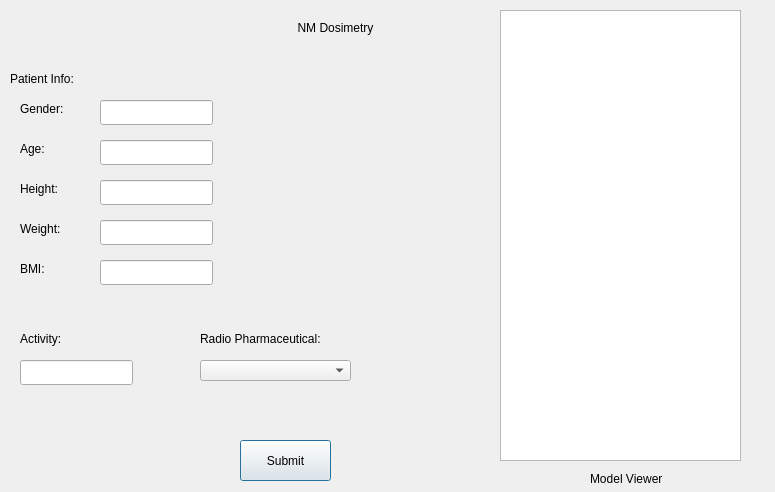
The window that forms/NMDosimetry.ui (Afrodith/Error-Dosi) describes before a commit, drawn with Qt 5.
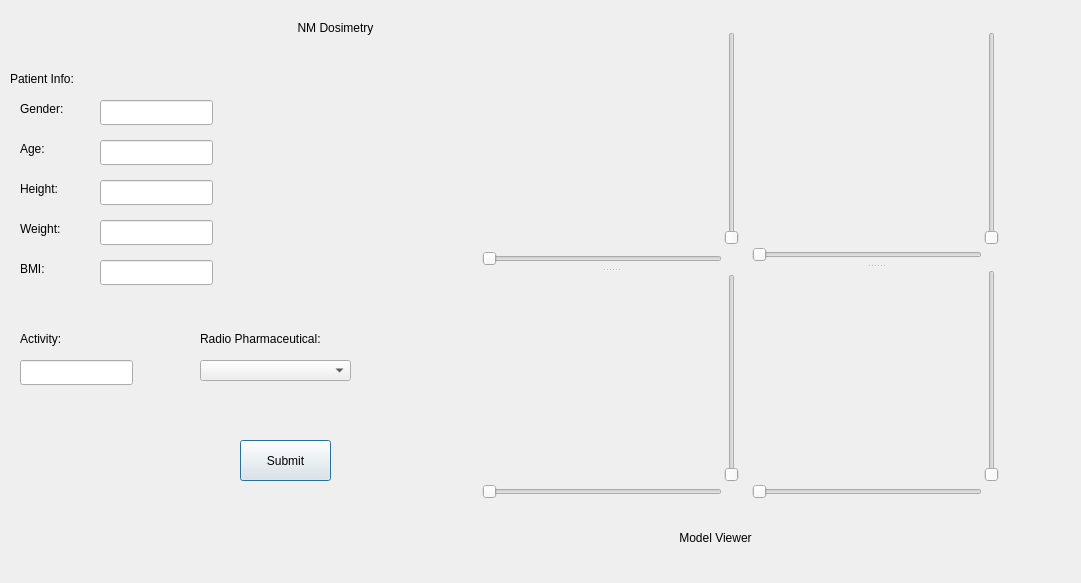
The same window after the commit. Custom widgets are drawn as their Qt base class.

What changed in the file:
```diff
--- a/forms/NMDosimetry.ui
+++ b/forms/NMDosimetry.ui
@@ -6,8 +6,8 @@
    <rect>
     <x>0</x>
     <y>0</y>
-    <width>775</width>
-    <height>492</height>
+    <width>1081</width>
+    <height>583</height>
    </rect>
   </property>
   <property name="sizePolicy">
@@ -72,13 +72,13 @@
    <property name="geometry">
     <rect>
      <x>590</x>
-     <y>470</y>
-     <width>111</width>
+     <y>530</y>
+     <width>251</width>
      <height>17</height>
     </rect>
    </property>
    <property name="text">
-    <string>Model Viewer</string>
+    <string>&lt;html&gt;&lt;head/&gt;&lt;body&gt;&lt;p align=&quot;center&quot;&gt;Model Viewer&lt;/p&gt;&lt;/body&gt;&lt;/html&gt;</string>
    </property>
   </widget>
   <widget class="QPushButton" name="pushButton">
@@ -137,16 +137,6 @@
     </property>
    </item>
   </widget>
-  <widget class="QGraphicsView" name="graphicsView">
-   <property name="geometry">
-    <rect>
-     <x>500</x>
-     <y>10</y>
-     <width>241</width>
-     <height>451</height>
-    </rect>
-   </property>
-  </widget>
   <widget class="QLineEdit" name="LE_height">
    <property name="geometry">
     <rect>
@@ -275,7 +265,233 @@
     </rect>
    </property>
   </widget>
+  <widget class="QSplitter" name="OSplitter">
+   <property name="geometry">
+    <rect>
+     <x>480</x>
+     <y>30</y>
+     <width>261</width>
+     <height>471</height>
+    </rect>
+   </property>
+   <property name="orientation">
+    <enum>Qt::Vertical</enum>
+   </property>
+   <widget class="QWidget" name="NOWidget_3" native="true">
+    <property name="sizePolicy">
+     <sizepolicy hsizetype="Expanding" vsizetype="Expanding">
+      <horstretch>0</horstretch>
+      <verstretch>0</verstretch>
+     </sizepolicy>
+    </property>
+    <layout class="QGridLayout" name="_9">
+     <property name="leftMargin">
+      <number>2</number>
+     </property>
+     <property name="topMargin">
+      <number>2</number>
+     </property>
+     <property name="rightMargin">
+      <number>2</number>
+     </property>
+     <property name="bottomMargin">
+      <number>2</number>
+     </property>
+     <property name="horizontalSpacing">
+      <number>2</number>
+     </property>
+     <item row="0" column="1">
+      <widget class="QSlider" name="NOVerticalSlider_3">
+       <property name="orientation">
+        <enum>Qt::Vertical</enum>
+       </property>
+      </widget>
+     </item>
+     <item row="1" column="0">
+      <widget class="QSlider" name="NOHorizontalSlider_3">
+       <property name="orientation">
+        <enum>Qt::Horizontal</enum>
+       </property>
+      </widget>
+     </item>
+     <item row="0" column="0">
+      <widget class="QVTKWidget" name="NOViewWidget_3">
+       <property name="mouseTracking">
+        <bool>true</bool>
+       </property>
+      </widget>
+     </item>
+    </layout>
+   </widget>
+   <widget class="QWidget" name="SOWidget_3" native="true">
+    <property name="sizePolicy">
+     <sizepolicy hsizetype="Expanding" vsizetype="Expanding">
+      <horstretch>0</horstretch>
+      <verstretch>0</verstretch>
+     </sizepolicy>
+    </property>
+    <property name="focusPolicy">
+     <enum>Qt::NoFocus</enum>
+    </property>
+    <layout class="QGridLayout" name="_10">
+     <property name="leftMargin">
+      <number>2</number>
+     </property>
+     <property name="topMargin">
+      <number>2</number>
+     </property>
+     <property name="rightMargin">
+      <number>2</number>
+     </property>
+     <property name="bottomMargin">
+      <number>2</number>
+     </property>
+     <property name="spacing">
+      <number>2</number>
+     </property>
+     <item row="0" column="0">
+      <widget class="QVTKWidget" name="SOViewWidget_3">
+       <property name="mouseTracking">
+        <bool>true</bool>
+       </property>
+      </widget>
+     </item>
+     <item row="0" column="1">
+      <widget class="QSlider" name="SOVerticalSlider_3">
+       <property name="orientation">
+        <enum>Qt::Vertical</enum>
+       </property>
+      </widget>
+     </item>
+     <item row="1" column="0">
+      <widget class="QSlider" name="SOHorizontalSlider_3">
+       <property name="orientation">
+        <enum>Qt::Horizontal</enum>
+       </property>
+      </widget>
+     </item>
+    </layout>
+   </widget>
+  </widget>
+  <widget class="QSplitter" name="ESplitter">
+   <property name="geometry">
+    <rect>
+     <x>750</x>
+     <y>30</y>
+     <width>251</width>
+     <height>471</height>
+    </rect>
+   </property>
+   <property name="orientation">
+    <enum>Qt::Vertical</enum>
+   </property>
+   <widget class="QWidget" name="NEWidget_3" native="true">
+    <property name="sizePolicy">
+     <sizepolicy hsizetype="Expanding" vsizetype="Expanding">
+      <horstretch>0</horstretch>
+      <verstretch>0</verstretch>
+     </sizepolicy>
+    </property>
+    <layout class="QGridLayout" name="_11">
+     <property name="leftMargin">
+      <number>2</number>
+     </property>
+     <property name="topMargin">
+      <number>2</number>
+     </property>
+     <property name="rightMargin">
+      <number>2</number>
+     </property>
+     <property name="bottomMargin">
+      <number>2</number>
+     </property>
+     <property name="spacing">
+      <number>2</number>
+     </property>
+     <item row="0" column="0">
+      <widget class="QVTKWidget" name="NEViewWidget_3">
+       <property name="mouseTracking">
+        <bool>true</bool>
+       </property>
+      </widget>
+     </item>
+     <item row="0" column="1">
+      <widget class="QSlider" name="NEVerticalSlider_3">
+       <property name="orientation">
+        <enum>Qt::Vertical</enum>
+       </property>
+      </widget>
+     </item>
+     <item row="1" column="0">
+      <widget class="QSlider" name="NEHorizontalSlider_3">
+       <property name="orientation">
+        <enum>Qt::Horizontal</enum>
+       </property>
+      </widget>
+     </item>
+    </layout>
+   </widget>
+   <widget class="QWidget" name="SEWidget_3" native="true">
+    <property name="sizePolicy">
+     <sizepolicy hsizetype="Expanding" vsizetype="Expanding">
+      <horstretch>0</horstretch>
+      <verstretch>0</verstretch>
+     </sizepolicy>
+    </property>
+    <layout class="QGridLayout" name="_12">
+     <property name="leftMargin">
+      <number>2</number>
+     </property>
+     <property name="topMargin">
+      <number>2</number>
+     </property>
+     <property name="rightMargin">
+      <number>2</number>
+     </property>
+     <property name="bottomMargin">
+      <number>2</number>
+     </property>
+     <property name="spacing">
+      <number>2</number>
+     </property>
+     <item row="0" column="0">
+      <widget class="QVTKWidget" name="SEViewWidget_3">
+       <property name="sizePolicy">
+        <sizepolicy hsizetype="Expanding" vsizetype="Expanding">
+         <horstretch>0</horstretch>
+         <verstretch>0</verstretch>
+        </sizepolicy>
+       </property>
+       <property name="mouseTracking">
+        <bool>true</bool>
+       </property>
+      </widget>
+     </item>
+     <item row="0" column="1">
+      <widget class="QSlider" name="SEVerticalSlider_3">
+       <property name="orientation">
+        <enum>Qt::Vertical</enum>
+       </property>
+      </widget>
+     </item>
+     <item row="1" column="0">
+      <widget class="QSlider" name="SEHorizontalSlider_3">
+       <property name="orientation">
+        <enum>Qt::Horizontal</enum>
+       </property>
+      </widget>
+     </item>
+    </layout>
+   </widget>
+  </widget>
  </widget>
+ <customwidgets>
+  <customwidget>
+   <class>QVTKWidget</class>
+   <extends>QWidget</extends>
+   <header>QVTKWidget.h</header>
+  </customwidget>
+ </customwidgets>
  <resources/>
  <connections/>
 </ui>
```
